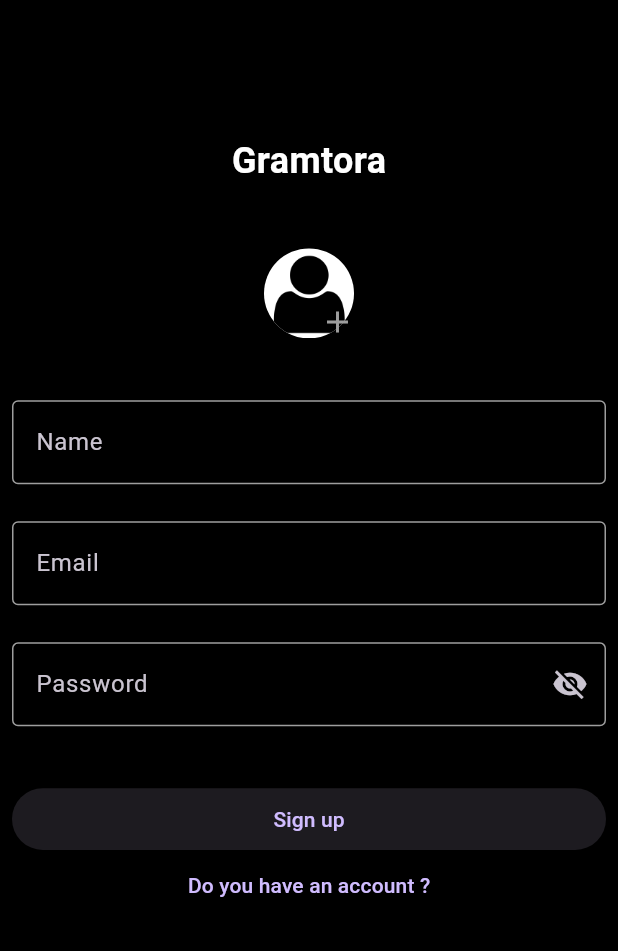
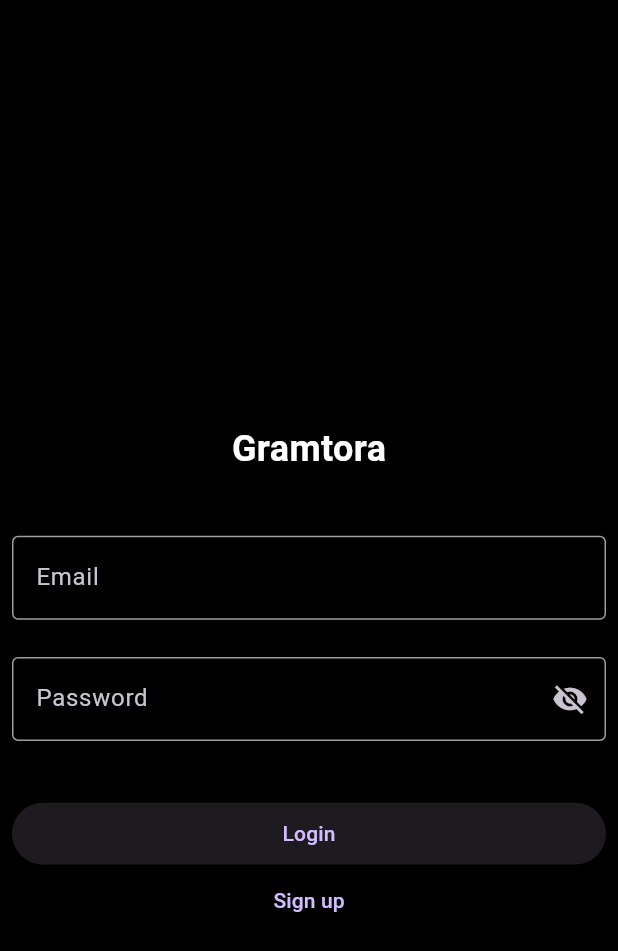
Before and after one commit to AbdelouahedAitessaih/Gramtora, a Flutter app: the screen it shows after launch, after a tap on "Do you have an account ?", on a phone screen of 412 x 824 dp. Shown: the top 951 px of the screen. Run offline on Flutter 3.47's test engine with Material 3 defaults, Android fonts, the light colour scheme and no system bars.

Commit message:
Login Ui

```diff
--- a/lib/main.dart
+++ b/lib/main.dart
@@ -12,6 +12,7 @@
   @override
   Widget build(BuildContext context) {
     return MaterialApp(
+      debugShowCheckedModeBanner: false,
       title: 'Flutter Demo',
       theme: ThemeData.dark().copyWith(scaffoldBackgroundColor: Colors.black),
       home: SignUp(),
--- /dev/null
+++ b/lib/screens/login.dart
@@ -0,0 +1,62 @@
+import 'package:flutter/material.dart';
+import 'package:gramtora/screens/sign_up.dart';
+import 'package:gramtora/tools/widgets.dart';
+
+class Login extends StatefulWidget {
+  const Login({Key? key}) : super(key: key);
+
+  @override
+  State<Login> createState() => _LoginState();
+}
+
+class _LoginState extends State<Login> {
+  final formKey = GlobalKey<FormState>();
+  @override
+  Widget build(BuildContext context) {
+    double height = MediaQuery.of(context).size.height;
+    return SafeArea(
+        child: Scaffold(
+      resizeToAvoidBottomInset: false,
+      body: Container(
+        padding: const EdgeInsets.all(8.0),
+        child: Column(
+          mainAxisAlignment: MainAxisAlignment.center,
+          children: [
+            SizedBox(height: height * 0.1),
+            const Text(
+              "Gramtora",
+              style: TextStyle(
+                  fontSize: 24,
+                  fontWeight: FontWeight.bold,
+                  color: Colors.white),
+            ),
+            SizedBox(height: height * 0.05),
+            Form(
+              key: formKey,
+              child: Column(
+                children: [
+                  Widgets.textFormField("Email", (value) {}),
+                  SizedBox(height: height * 0.03),
+                  Widgets.textFormField(
+                      "Password", (value) {}, Icon(Icons.visibility_off)),
+                ],
+              ),
+            ),
+            SizedBox(height: height * 0.05),
+            SizedBox(
+                height: height * 0.05,
+                width: double.infinity,
+                child:
+                    ElevatedButton(onPressed: () => {}, child: Text("Login"))),
+            TextButton(
+                onPressed: () => Navigator.push(
+                      context,
+                      MaterialPageRoute(builder: (context) => SignUp()),
+                    ),
+                child: Text("Sign up"))
+          ],
+        ),
+      ),
+    ));
+  }
+}
--- a/lib/screens/sign_up.dart
+++ b/lib/screens/sign_up.dart
@@ -1,4 +1,5 @@
 import 'package:flutter/material.dart';
+import 'package:gramtora/screens/login.dart';
 import 'package:gramtora/tools/widgets.dart';
 
 class SignUp extends StatefulWidget {
@@ -15,10 +16,11 @@ class _SignUpState extends State<SignUp> {
     double height = MediaQuery.of(context).size.height;
     return SafeArea(
       child: Scaffold(
+        resizeToAvoidBottomInset: false,
         body: Container(
           padding: const EdgeInsets.all(8.0),
-          alignment: Alignment.topCenter,
           child: Column(
+            mainAxisAlignment: MainAxisAlignment.center,
             children: [
               SizedBox(height: height * 0.1),
               const Text(
@@ -68,7 +70,11 @@ class _SignUpState extends State<SignUp> {
                   child: ElevatedButton(
                       onPressed: () => {}, child: Text("Sign up"))),
               TextButton(
-                  onPressed: () => {}, child: Text("Do you have an account ?"))
+                  onPressed: () => Navigator.push(
+                        context,
+                        MaterialPageRoute(builder: (context) => Login()),
+                      ),
+                  child: Text("Do you have an account ?"))
             ],
           ),
         ),
```
Also changed, not shown: 4 other files.
